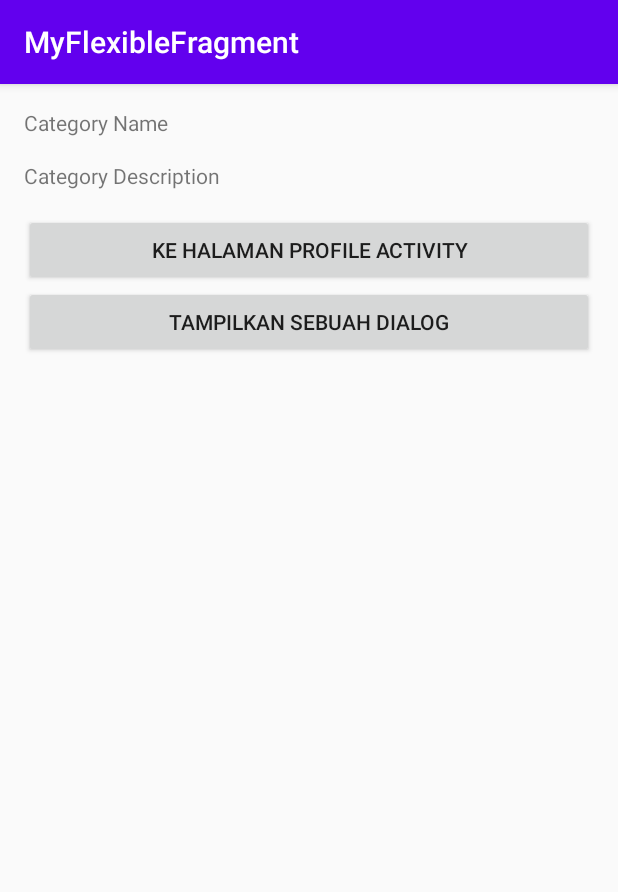
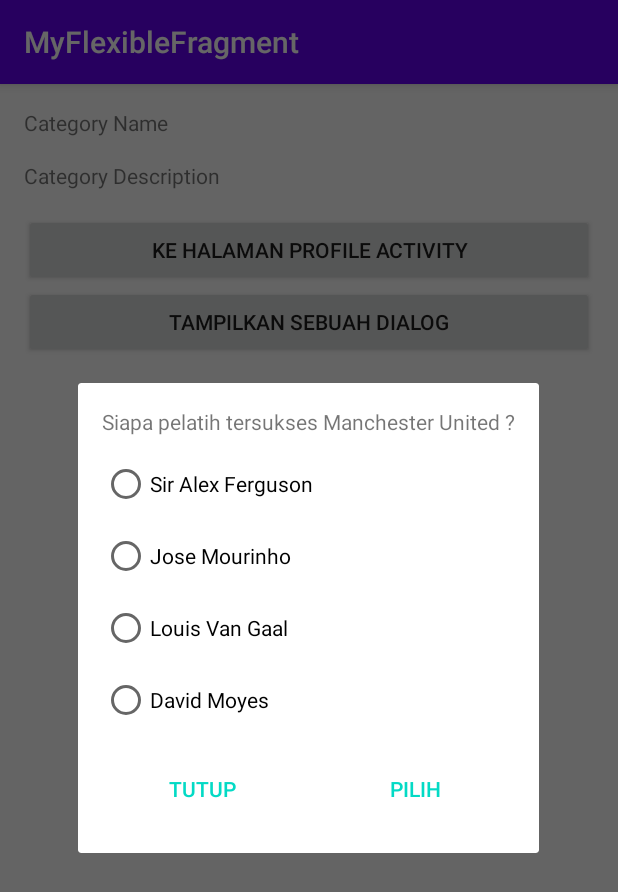
Before and after one commit to Hanifan29/MyFlexibleFragment, an Android app: the fragment DetailCategoryFragment placed in its activity, after a tap on "TAMPILKAN SEBUAH DIALOG", on a phone screen of 412 x 824 dp. Shown: the top 892 px of the screen. Run offline under Robolectric (Android 15) with nearby library versions, the phone set to English and light mode, and no system bars.

Commit message:
Option Dialog Fragment Complete

```diff
--- a/app/src/main/java/com/abduhanifan/dicoding/myflexiblefragment/DetailCategoryFragment.kt
+++ b/app/src/main/java/com/abduhanifan/dicoding/myflexiblefragment/DetailCategoryFragment.kt
@@ -6,6 +6,7 @@ import android.view.View
 import android.view.ViewGroup
 import android.widget.Button
 import android.widget.TextView
+import android.widget.Toast
 import androidx.fragment.app.Fragment
 import kotlinx.android.synthetic.main.fragment_detail_category.*
 
@@ -59,6 +60,12 @@ class DetailCategoryFragment : Fragment(), View.OnClickListener {
         }
     }
 
+    override fun onSaveInstanceState(outState: Bundle) {
+        super.onSaveInstanceState(outState)
+
+        outState.putString(EXTRA_DESCRIPTION, description)
+    }
+
     override fun onClick(v: View) {
         when (v.id) {
             R.id.btn_profile -> {
@@ -66,9 +73,18 @@ class DetailCategoryFragment : Fragment(), View.OnClickListener {
             }
 
             R.id.btn_show_dialog -> {
+                val mOptionDialogFragment = OptionDialogFragment()
 
+                val mFragmentManager = childFragmentManager
+                mOptionDialogFragment.show(mFragmentManager, OptionDialogFragment::class.java.simpleName)
             }
         }
     }
 
+    internal var optionDialogListener: OptionDialogFragment.OnOptionDialogListener = object : OptionDialogFragment.OnOptionDialogListener {
+        override fun onOptionChosen(text: String?) {
+            Toast.makeText(activity, text, Toast.LENGTH_SHORT).show()
+        }
+    }
+
 }
--- a/app/src/main/java/com/abduhanifan/dicoding/myflexiblefragment/OptionDialogFragment.kt
+++ b/app/src/main/java/com/abduhanifan/dicoding/myflexiblefragment/OptionDialogFragment.kt
@@ -1,15 +1,30 @@
 package com.abduhanifan.dicoding.myflexiblefragment
 
+import android.content.Context
 import android.os.Bundle
 import androidx.fragment.app.Fragment
 import android.view.LayoutInflater
 import android.view.View
 import android.view.ViewGroup
+import android.widget.Button
+import android.widget.RadioButton
+import android.widget.RadioGroup
+import androidx.fragment.app.DialogFragment
+import kotlinx.android.synthetic.main.fragment_option_dialog.*
 
 /**
  * A simple [Fragment] subclass.
  */
-class OptionDialogFragment : Fragment() {
+class OptionDialogFragment : DialogFragment(), View.OnClickListener {
+
+    private lateinit var btnChoose: Button
+    private lateinit var btnClose: Button
+    private lateinit var rgOptions: RadioGroup
+    private lateinit var rbSaf: RadioButton
+    private lateinit var rbMou: RadioButton
+    private lateinit var rbLvg: RadioButton
+    private lateinit var rbMoyes: RadioButton
+    private var optionDialogListener: OnOptionDialogListener? = null
 
     override fun onCreateView(
         inflater: LayoutInflater, container: ViewGroup?,
@@ -19,4 +34,63 @@ class OptionDialogFragment : Fragment() {
         return inflater.inflate(R.layout.fragment_option_dialog, container, false)
     }
 
+    override fun onViewCreated(view: View, savedInstanceState: Bundle?) {
+        super.onViewCreated(view, savedInstanceState)
+        btnChoose = view.findViewById(R.id.btn_choose)
+        btnChoose.setOnClickListener(this)
+        btnClose = view.findViewById(R.id.btn_close)
+        btnClose.setOnClickListener(this)
+        rgOptions = view.findViewById(R.id.rg_options)
+        rbSaf = view.findViewById(R.id.rb_saf)
+        rbLvg = view.findViewById(R.id.rb_lvg)
+        rbMou = view.findViewById(R.id.rb_mou)
+        rbMoyes = view.findViewById(R.id.rb_moyes)
+    }
+
+    override fun onAttach(context: Context) {
+        super.onAttach(context)
+
+        val fragment = parentFragment
+
+        if (fragment is DetailCategoryFragment) {
+            val detailCategoryFragment = fragment
+            this.optionDialogListener = detailCategoryFragment.optionDialogListener
+        }
+    }
+
+    override fun onDetach() {
+        super.onDetach()
+        this.optionDialogListener = null
+    }
+
+    override fun onClick(v: View) {
+        when (v.id) {
+            R.id.btn_close -> dialog?.cancel()
+
+            R.id.btn_choose -> {
+                val checkedRadioButtonId  = rg_options.checkedRadioButtonId
+                if (checkedRadioButtonId != -1) {
+                    var coach: String? = null
+                    when (checkedRadioButtonId) {
+                        R.id.rb_saf -> coach = rbSaf.text.toString().trim()
+
+                        R.id.rb_mou -> coach = rbMou.text.toString().trim()
+
+                        R.id.rb_lvg -> coach = rbLvg.text.toString().trim()
+
+                        R.id.rb_moyes -> coach = rbMoyes.text.toString().trim()
+                    }
+
+                    if (optionDialogListener != null) {
+                        optionDialogListener?.onOptionChosen(coach)
+                    }
+                    dialog?.dismiss()
+                }
+            }
+        }
+    }
+
+    interface OnOptionDialogListener {
+        fun onOptionChosen(text: String?)
+    }
 }
--- a/app/src/main/res/layout/fragment_option_dialog.xml
+++ b/app/src/main/res/layout/fragment_option_dialog.xml
@@ -4,12 +4,77 @@
     android:layout_width="match_parent"
     android:layout_height="match_parent"
     android:orientation="vertical"
+    android:padding="16dp"
     tools:context=".OptionDialogFragment">
 
-    <!-- TODO: Update blank fragment layout -->
     <TextView
         android:layout_width="match_parent"
-        android:layout_height="match_parent"
-        android:text="@string/hello_blank_fragment" />
+        android:layout_height="wrap_content"
+        android:layout_marginBottom="16dp"
+        android:text="@string/question_coach" />
+
+    <RadioGroup
+        android:id="@+id/rg_options"
+        android:layout_width="match_parent"
+        android:layout_height="wrap_content"
+        android:orientation="vertical">
+
+        <RadioButton
+            android:id="@+id/rb_saf"
+            android:layout_width="match_parent"
+            android:layout_height="wrap_content"
+            android:layout_marginBottom="16dp"
+            android:text="@string/sir_alex_ferguson" />
+
+        <RadioButton
+            android:id="@+id/rb_mou"
+            android:layout_width="match_parent"
+            android:layout_height="wrap_content"
+            android:layout_marginBottom="16dp"
+            android:text="@string/jose_mourinho" />
+
+        <RadioButton
+            android:id="@+id/rb_lvg"
+            android:layout_width="match_parent"
+            android:layout_height="wrap_content"
+            android:layout_marginBottom="16dp"
+            android:text="@string/louis_van_gaal" />
+
+        <RadioButton
+            android:id="@+id/rb_moyes"
+            android:layout_width="match_parent"
+            android:layout_height="wrap_content"
+            android:layout_marginBottom="16dp"
+            android:text="@string/david_moyes" />
+
+    </RadioGroup>
+
+    <LinearLayout
+        android:layout_width="match_parent"
+        android:layout_height="wrap_content"
+        android:orientation="horizontal">
+
+        <Button
+            android:id="@+id/btn_close"
+            style="?android:attr/buttonBarButtonStyle"
+            android:layout_width="match_parent"
+            android:layout_height="wrap_content"
+            android:layout_marginEnd="4dp"
+            android:layout_marginRight="4dp"
+            android:layout_weight="0.5"
+            android:text="@string/close" />
+
+        <Button
+            android:id="@+id/btn_choose"
+            style="?android:attr/buttonBarButtonStyle"
+            android:layout_width="match_parent"
+            android:layout_height="wrap_content"
+            android:layout_marginStart="4dp"
+            android:layout_marginLeft="4dp"
+            android:layout_weight="0.5"
+            android:text="@string/choose" />
+
+    </LinearLayout>
+
 
 </LinearLayout>
```
